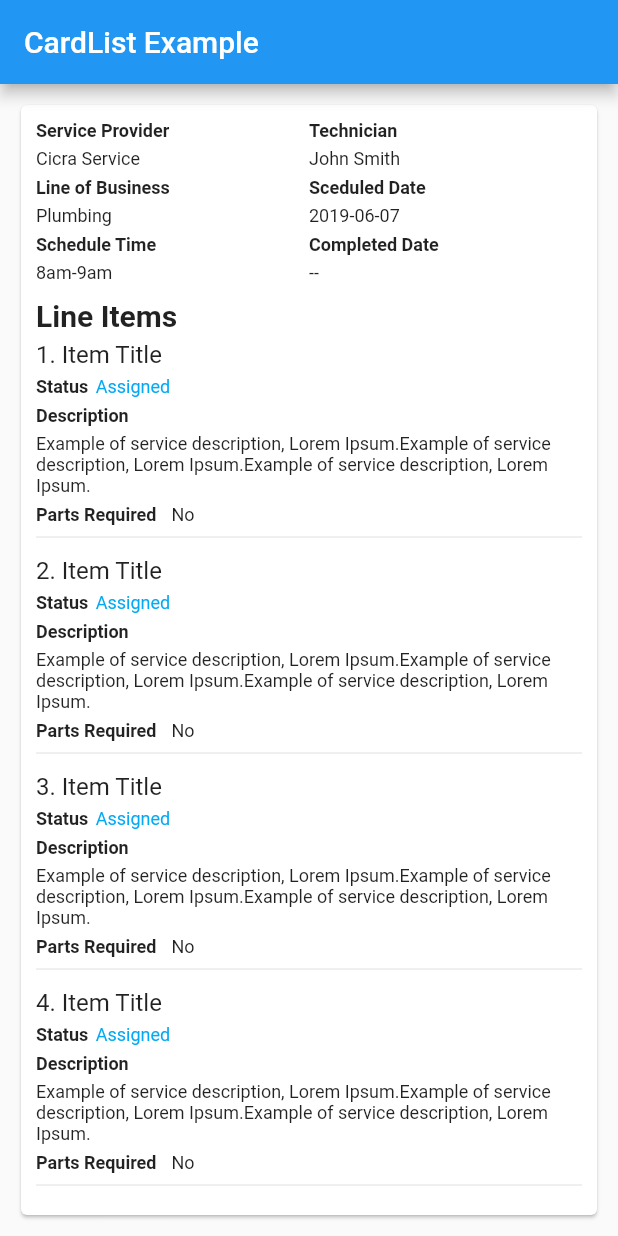
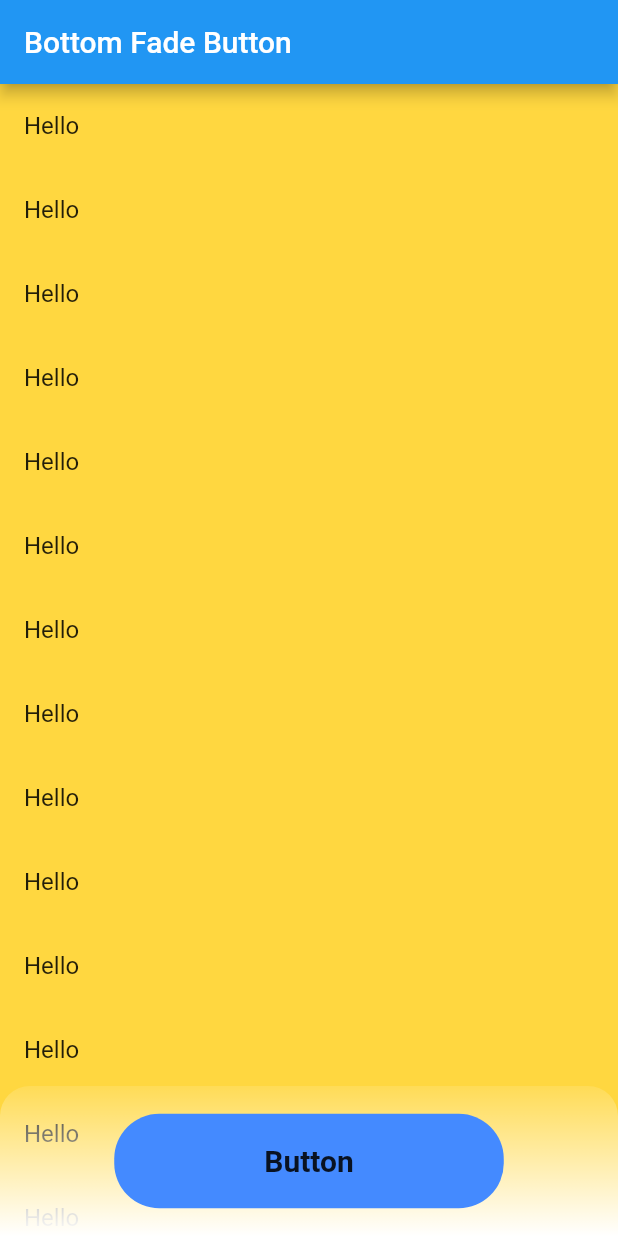
Before and after one commit to TheKetan2/flutter_api_expample, a Flutter app: the screen it shows after launch, on a phone screen of 412 x 824 dp. Run offline on Flutter 3.47's test engine with Material 2 defaults, Android fonts, the phone set to English and light mode, and no system bars.

Commit message:
Bottom Button example

```diff
--- /dev/null
+++ b/lib/bottom_fade_button.dart
@@ -0,0 +1,80 @@
+import "package:flutter/material.dart";
+
+class BottomFadeButton extends StatelessWidget {
+  @override
+  Widget build(BuildContext context) {
+    return MaterialApp(
+      home: Scaffold(
+        backgroundColor: Colors.transparent,
+        appBar: AppBar(
+          title: Text("Bottom Fade Button"),
+        ),
+        body: Container(
+          // height: 500,
+          color: Colors.amberAccent,
+          child: Stack(
+            children: <Widget>[
+              Container(
+                child: ListView.builder(
+                    itemCount: 100,
+                    itemBuilder: (context, index) {
+                      return ListTile(
+                        title: Text("Hello "),
+                      );
+                    }),
+              ),
+              Positioned(
+                // bottom:,
+                bottom: 0,
+                left: 0,
+                right: 0,
+                child: Container(
+                  height: 100,
+                  decoration: BoxDecoration(
+                    // color: Color.fromARGB(110, 255, 255, 255),
+                    borderRadius: BorderRadius.only(
+                      topLeft: Radius.circular(20),
+                      topRight: Radius.circular(20),
+                    ),
+                    gradient: LinearGradient(
+                      colors: [
+                        Color.fromARGB(30, 255, 255, 255),
+                        Color.fromARGB(255, 255, 255, 255),
+                      ],
+                      begin: Alignment.topCenter,
+                      end: Alignment.bottomCenter,
+                    ),
+                  ),
+                  child: Center(
+                    child: InkWell(
+                      child: Container(
+                        padding: EdgeInsets.symmetric(
+                          horizontal: 100,
+                          vertical: 20,
+                        ),
+                        decoration: BoxDecoration(
+                          borderRadius: BorderRadius.circular(30),
+                          color: Colors.blueAccent,
+                        ),
+                        child: Text(
+                          "Button",
+                          style: TextStyle(
+                            fontWeight: FontWeight.bold,
+                            fontSize: 20,
+                          ),
+                        ),
+                      ),
+                      onTap: () {
+                        return print("Tap");
+                      },
+                    ),
+                  ),
+                ),
+              ),
+            ],
+          ),
+        ),
+      ),
+    );
+  }
+}
--- a/lib/card_list_example.dart
+++ b/lib/card_list_example.dart
@@ -1,6 +1,10 @@
 import "package:flutter/material.dart";
 
 class CardList extends StatelessWidget {
+  final BuildContext ctx;
+
+  const CardList({Key key, this.ctx}) : super(key: key);
+
   @override
   Widget build(BuildContext context) {
     return MaterialApp(
--- a/lib/main.dart
+++ b/lib/main.dart
@@ -1,10 +1,11 @@
 import 'package:flutter/material.dart';
 import 'dart:convert';
 import "package:http/http.dart" as http;
+import 'package:stack_flutter_exp/bottom_fade_button.dart';
 import 'package:stack_flutter_exp/card_list_example.dart';
 import 'package:url_launcher/url_launcher.dart';
 import './flutter_api_example.dart';
 
 void main() {
-  runApp(CardList());
+  runApp(BottomFadeButton());
 }
```
